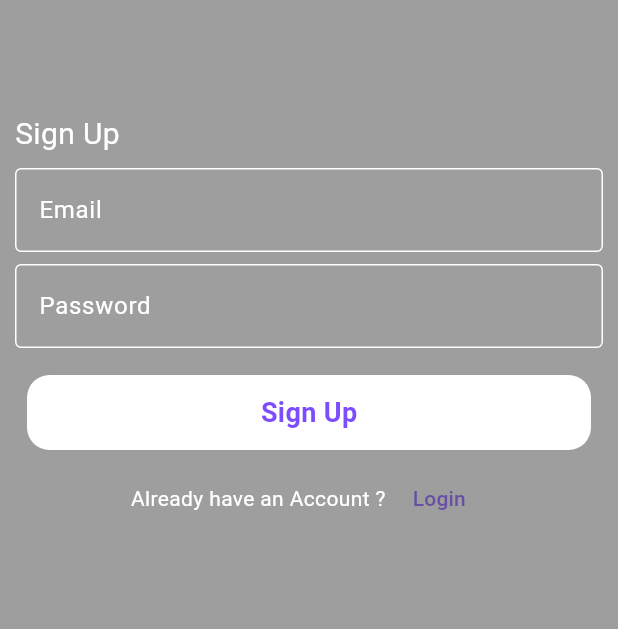
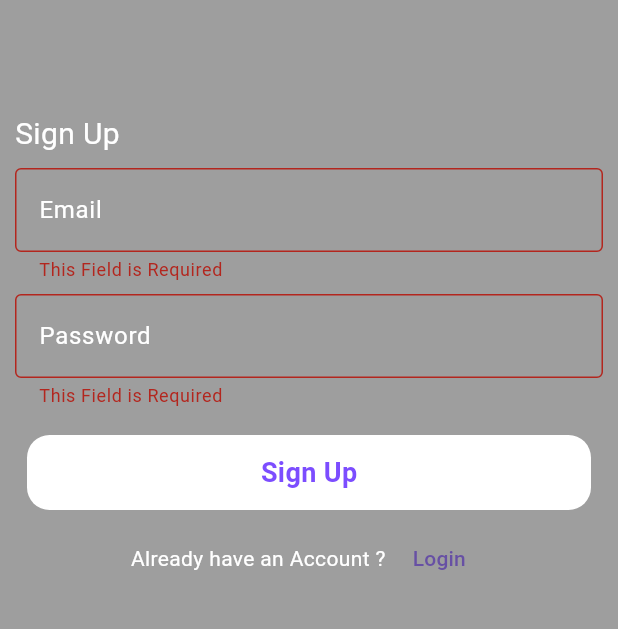
Before and after one commit to Emad-Ayad/ChitChat, a Flutter app: the screen it shows after launch, after a tap on "Sign Up", on a phone screen of 412 x 824 dp, the part 384-1013 px from its top. Run offline on Flutter 3.47's test engine with Material 3 defaults, Android fonts, the phone set to English and light mode, and no system bars; drawn by our look-alikes of modal_progress_hud_nsn; our stand-ins replace firebase_auth, firebase_core, google_fonts; accounts and stored records are empty; Roboto replaces fonts that are missing (Satisfy).

Commit message:
add Register screen validation

```diff
--- a/lib/main.dart
+++ b/lib/main.dart
@@ -24,7 +24,7 @@ class MyApp extends StatelessWidget {
         'RegisterScreen': (context)=> RegisterScreen(),
 
       },
-      initialRoute: 'LoginScreen' ,
+      initialRoute: 'RegisterScreen' ,
     );
   }
 }
--- a/lib/view/screens/register_screen.dart
+++ b/lib/view/screens/register_screen.dart
@@ -1,18 +1,37 @@
 import 'package:chitchat/util/constant.dart';
 import 'package:chitchat/view/widgets/custom_button.dart';
 import 'package:chitchat/view/widgets/custom_text_field.dart';
+import 'package:firebase_auth/firebase_auth.dart';
 import 'package:flutter/material.dart';
 import 'package:google_fonts/google_fonts.dart';
+import 'package:modal_progress_hud_nsn/modal_progress_hud_nsn.dart';
 
-class RegisterScreen extends StatelessWidget {
-  const RegisterScreen({super.key});
+class RegisterScreen extends StatefulWidget {
+  RegisterScreen({super.key});
+
+  @override
+  State<RegisterScreen> createState() => _RegisterScreenState();
+}
+
+class _RegisterScreenState extends State<RegisterScreen> {
+  String? email;
+
+  String? password;
+
+  GlobalKey<FormState> formKey =GlobalKey();
+
+  bool isLoading=false;
 
   @override
   Widget build(BuildContext context) {
-    return Scaffold(
+    return ModalProgressHUD(
+      inAsyncCall: isLoading,
+      child: Scaffold(
         backgroundColor: kPrimaryColor,
         body: Padding(
           padding: const EdgeInsets.all(10.0),
+          child: Form(
+            key: formKey ,
             child: ListView(
               children: [
                 Image.asset(
@@ -26,7 +45,8 @@ class RegisterScreen extends StatelessWidget {
                     Text(
                       "ChitChat",
                       style: GoogleFonts.satisfy(
-                    textStyle: const TextStyle(color: Colors.white, fontSize: 32),
+                        textStyle:
+                            const TextStyle(color: Colors.white, fontSize: 32),
                       ),
                     ),
                   ],
@@ -34,28 +54,83 @@ class RegisterScreen extends StatelessWidget {
                 const SizedBox(height: 75),
                 const Row(
                   children: [
-                Text("Sign Up",style:TextStyle(color: Colors.white, fontSize: 20)),
+                    Text("Sign Up",
+                        style: TextStyle(color: Colors.white, fontSize: 20)),
                   ],
                 ),
                 Padding(
                   padding: const EdgeInsets.symmetric(vertical: 8.0),
-              child: CustomTextField(hintText: "Email"),
+                  child: CustomTextField(
+                    hintText: "Email",
+                    onChanged: (data) {
+                      email = data;
+                    },
                   ),
-            CustomTextField(hintText: "Password"),
-            SizedBox(height: 10,),
-            CustomButton(contentText: "Sign Up"),
+                ),
+                CustomTextField(
+                  hintText: "Password",
+                  onChanged: (data) {
+                    password = data;
+                  },
+                ),
+                const SizedBox(
+                  height: 10,
+                ),
+                CustomButton(
+                  contentText: "Sign Up",
+                  onTap: () async {
+                    if(formKey.currentState!.validate()) {
+                      isLoading=true;
+                      setState(() {});
+                      try {
+                        await registerUser();
+                        showSnackBar(context, "You Signed Up Successfully");
+                      } on FirebaseAuthException catch (e) {
+                        if (e.code == 'weak--password') {
+                          showSnackBar(context, "weak password !!");
+                        } else if (e.code == 'email-already-in-use') {
+                          showSnackBar(context, "This email is Already used !!");
+                        }
+                      }
+                      isLoading=false;
+                      setState(() {});
+                    }
+                  },
+                ),
                 Row(
                   mainAxisAlignment: MainAxisAlignment.center,
                   children: [
-                const Text("Already have an Account ? ",style: TextStyle(color: Colors.white),),
-                TextButton(onPressed: (){
+                    const Text(
+                      "Already have an Account ? ",
+                      style: TextStyle(color: Colors.white),
+                    ),
+                    TextButton(
+                        onPressed: () {
                           Navigator.pop(context);
-                }, child: const Text("Login")),
+                        },
+                        child: const Text("Login")),
                   ],
                 ),
               ],
             ),
           ),
-    );;
+        ),
+      ),
+    );
+    ;
+  }
+
+  void showSnackBar(BuildContext context,String message) {
+    ScaffoldMessenger.of(context).showSnackBar(
+       SnackBar(
+        content: Text(message),
+      ),
+    );
+  }
+
+  Future<void> registerUser() async {
+    UserCredential user = await FirebaseAuth.instance
+        .createUserWithEmailAndPassword(
+            email: email!, password: password!);
   }
 }
--- a/lib/view/widgets/custom_button.dart
+++ b/lib/view/widgets/custom_button.dart
@@ -1,14 +1,17 @@
 import 'package:flutter/material.dart';
 
 class CustomButton extends StatelessWidget {
-  CustomButton({required this.contentText});
+  CustomButton({this.onTap, required this.contentText});
 
   String? contentText;
+  VoidCallback? onTap;
 
   @override
   Widget build(BuildContext context) {
     return Padding(
       padding: const EdgeInsets.all(8.0),
+      child: GestureDetector(
+        onTap: onTap,
         child: Container(
           height: 50,
           width: double.infinity,
@@ -22,6 +25,7 @@ class CustomButton extends StatelessWidget {
             style: TextStyle(color: Colors.deepPurpleAccent,fontSize: 18,fontWeight: FontWeight.bold),
           )),
         ),
+      ),
     );
   }
 }
--- a/lib/view/widgets/custom_text_field.dart
+++ b/lib/view/widgets/custom_text_field.dart
@@ -1,13 +1,22 @@
 import 'package:flutter/material.dart';
 
 class CustomTextField extends StatelessWidget {
-   CustomTextField({this.hintText});
+   CustomTextField({this.onChanged ,this.hintText});
 
   String? hintText;
+  Function(String)? onChanged;
+
 
   @override
   Widget build(BuildContext context) {
-    return TextField(
+    return TextFormField(
+      validator: (data) {
+        if(data!.isEmpty){
+          return 'This Field is Required ';
+        }
+      },
+      onChanged: onChanged,
+      style: TextStyle(color: Colors.white),
       decoration: InputDecoration(
         hintText:hintText ,
         hintStyle: const TextStyle(color: Colors.white),
--- a/pubspec.yaml
+++ b/pubspec.yaml
@@ -37,6 +37,10 @@ dependencies:
   cupertino_icons: ^1.0.8
   google_fonts: ^6.2.1
   firebase_core: ^3.7.0
+  firebase_auth: ^5.3.3
+  modal_progress_hud_nsn: ^0.5.1
+
+
 
 dev_dependencies:
   flutter_test:
```
Also changed, not shown: pubspec.lock, 4 other files. Lines whose indentation alone changed are shown as unchanged.
